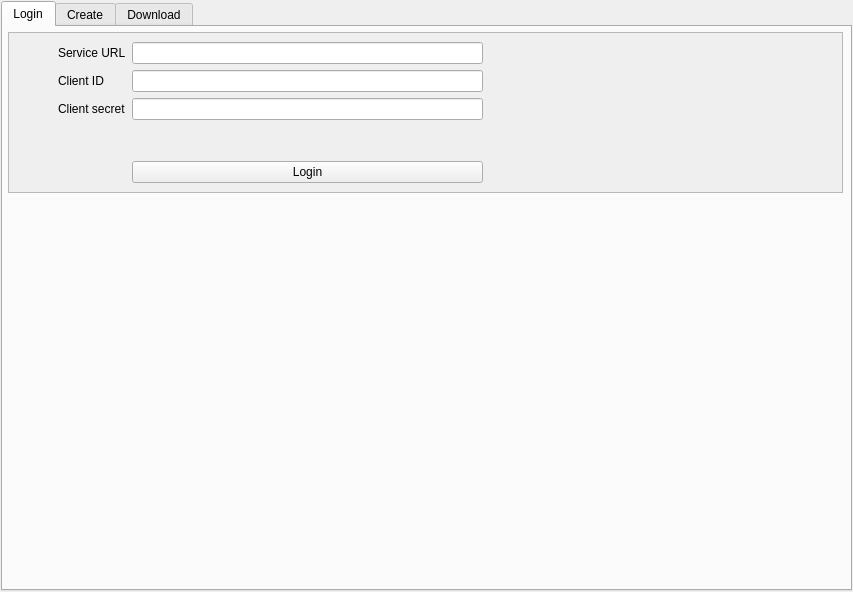
First picture: the form in SentinelHub/dockwidget.ui, repository sentinel-hub/sentinelhub-qgis-plugin, before the edit.
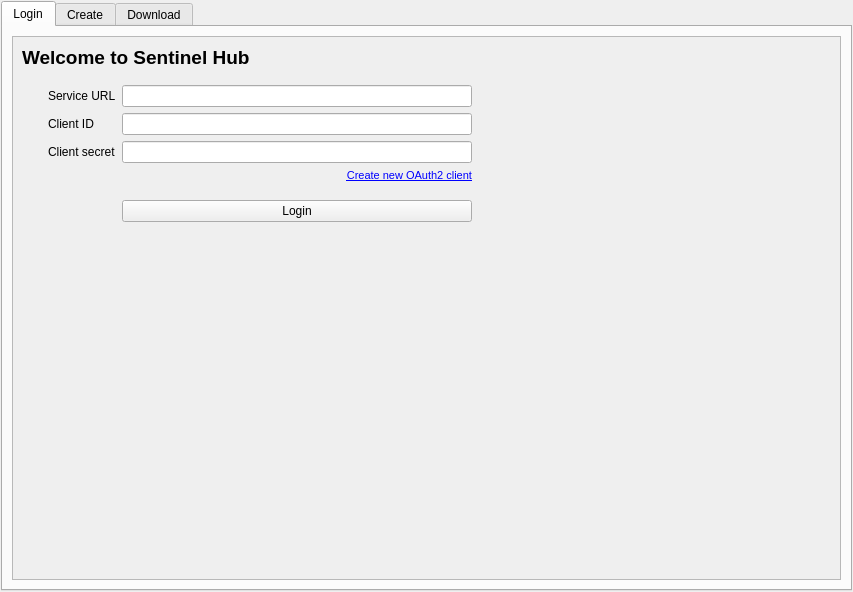
Second picture: the form after the edit.

Commit message: UI improvements and obtaining user info

What changed in the file:
```diff
--- a/SentinelHub/dockwidget.ui
+++ b/SentinelHub/dockwidget.ui
@@ -44,17 +44,11 @@
          <attribute name="title">
           <string>Login</string>
          </attribute>
-         <widget class="QScrollArea" name="scrollAreaRenderer_2">
-          <property name="geometry">
-           <rect>
-            <x>5</x>
-            <y>5</y>
-            <width>835</width>
-            <height>161</height>
-           </rect>
-          </property>
+         <layout class="QGridLayout" name="gridLayout_5">
+          <item row="0" column="0">
+           <widget class="QScrollArea" name="loginScrollArea">
           <property name="sizePolicy">
-           <sizepolicy hsizetype="Expanding" vsizetype="Expanding">
+             <sizepolicy hsizetype="Expanding" vsizetype="Preferred">
             <horstretch>0</horstretch>
             <verstretch>0</verstretch>
            </sizepolicy>
@@ -68,39 +62,25 @@
           <property name="widgetResizable">
            <bool>true</bool>
           </property>
-          <widget class="QWidget" name="scrollAreaWidgetContents_3">
+            <widget class="QWidget" name="loginGridWidget">
            <property name="geometry">
             <rect>
              <x>0</x>
              <y>0</y>
-             <width>833</width>
-             <height>159</height>
+               <width>825</width>
+               <height>518</height>
             </rect>
            </property>
            <layout class="QGridLayout" name="gridLayout_8">
-            <item row="1" column="3">
-             <widget class="QLineEdit" name="clientIdLineEdit">
-              <property name="clearButtonEnabled">
-               <bool>true</bool>
-              </property>
-             </widget>
-            </item>
-            <item row="1" column="2">
-             <widget class="QLabel" name="clientIdLabel">
-              <property name="text">
-               <string>Client ID</string>
-              </property>
-             </widget>
-            </item>
-            <item row="2" column="2">
+              <item row="5" column="2">
              <widget class="QLabel" name="clientIdSecret">
               <property name="text">
                <string>Client secret</string>
               </property>
              </widget>
             </item>
-            <item row="0" column="4">
-             <spacer name="horizontalSpacer_4">
+              <item row="3" column="4">
+               <spacer name="mainLoginHorizontalSpacer">
               <property name="orientation">
                <enum>Qt::Horizontal</enum>
               </property>
@@ -112,25 +92,20 @@
               </property>
              </spacer>
             </item>
-            <item row="0" column="2">
-             <widget class="QLabel" name="serviceUrlLabel">
-              <property name="text">
-               <string>Service URL</string>
-              </property>
-             </widget>
-            </item>
-            <item row="0" column="3">
-             <widget class="QLineEdit" name="serviceUrlLineEdit">
-              <property name="toolTip">
-               <string/>
-              </property>
-              <property name="clearButtonEnabled">
-               <bool>true</bool>
-              </property>
-             </widget>
-            </item>
-            <item row="2" column="3">
+              <item row="5" column="3">
              <widget class="QLineEdit" name="clientSecretLineEdit">
+                <property name="minimumSize">
+                 <size>
+                  <width>350</width>
+                  <height>0</height>
+                 </size>
+                </property>
+                <property name="maximumSize">
+                 <size>
+                  <width>350</width>
+                  <height>25</height>
+                 </size>
+                </property>
               <property name="echoMode">
                <enum>QLineEdit::Password</enum>
               </property>
@@ -139,37 +114,31 @@
               </property>
              </widget>
             </item>
-            <item row="0" column="1">
-             <spacer name="horizontalSpacer_6">
-              <property name="orientation">
-               <enum>Qt::Horizontal</enum>
-              </property>
-              <property name="sizeType">
-               <enum>QSizePolicy::Preferred</enum>
-              </property>
-              <property name="sizeHint" stdset="0">
+              <item row="4" column="3">
+               <widget class="QLineEdit" name="clientIdLineEdit">
+                <property name="minimumSize">
+                 <size>
+                  <width>350</width>
+                  <height>0</height>
+                 </size>
+                </property>
+                <property name="maximumSize">
                <size>
-                <width>40</width>
-                <height>20</height>
-               </size>
-              </property>
-             </spacer>
-            </item>
-            <item row="6" column="3">
-             <spacer name="verticalSpacer_3">
-              <property name="orientation">
-               <enum>Qt::Vertical</enum>
-              </property>
-              <property name="sizeType">
-               <enum>QSizePolicy::Expanding</enum>
-              </property>
-              <property name="sizeHint" stdset="0">
-               <size>
-                <width>20</width>
-                <height>40</height>
-               </size>
-              </property>
-             </spacer>
+                  <width>350</width>
+                  <height>25</height>
+                 </size>
+                </property>
+                <property name="clearButtonEnabled">
+                 <bool>true</bool>
+                </property>
+               </widget>
+              </item>
+              <item row="4" column="2">
+               <widget class="QLabel" name="clientIdLabel">
+                <property name="text">
+                 <string>Client ID</string>
+                </property>
+               </widget>
             </item>
             <item row="7" column="3">
              <widget class="QPushButton" name="loginPushButton">
@@ -178,9 +147,133 @@
               </property>
              </widget>
             </item>
+              <item row="10" column="3">
+               <spacer name="mainLoginVerticalSpacer">
+                <property name="orientation">
+                 <enum>Qt::Vertical</enum>
+                </property>
+                <property name="sizeType">
+                 <enum>QSizePolicy::Expanding</enum>
+                </property>
+                <property name="sizeHint" stdset="0">
+                 <size>
+                  <width>20</width>
+                  <height>40</height>
+                 </size>
+                </property>
+               </spacer>
+              </item>
+              <item row="3" column="3">
+               <widget class="QLineEdit" name="serviceUrlLineEdit">
+                <property name="minimumSize">
+                 <size>
+                  <width>350</width>
+                  <height>0</height>
+                 </size>
+                </property>
+                <property name="maximumSize">
+                 <size>
+                  <width>350</width>
+                  <height>25</height>
+                 </size>
+                </property>
+                <property name="toolTip">
+                 <string/>
+                </property>
+                <property name="clearButtonEnabled">
+                 <bool>true</bool>
+                </property>
+               </widget>
+              </item>
+              <item row="0" column="1" colspan="3">
+               <widget class="QLabel" name="welcomeLabel">
+                <property name="text">
+                 <string>&lt;html&gt;&lt;head/&gt;&lt;body&gt;&lt;p&gt;&lt;span style=&quot; font-size:14pt; font-weight:600;&quot;&gt;Welcome to Sentinel Hub&lt;/span&gt;&lt;/p&gt;&lt;/body&gt;&lt;/html&gt;</string>
+                </property>
+                <property name="wordWrap">
+                 <bool>false</bool>
+                </property>
+                <property name="textInteractionFlags">
+                 <set>Qt::NoTextInteraction</set>
+                </property>
+               </widget>
+              </item>
+              <item row="3" column="1">
+               <spacer name="indentLoginHorizontalSpacer">
+                <property name="orientation">
+                 <enum>Qt::Horizontal</enum>
+                </property>
+                <property name="sizeType">
+                 <enum>QSizePolicy::Preferred</enum>
+                </property>
+                <property name="sizeHint" stdset="0">
+                 <size>
+                  <width>20</width>
+                  <height>20</height>
+                 </size>
+                </property>
+               </spacer>
+              </item>
+              <item row="3" column="2">
+               <widget class="QLabel" name="serviceUrlLabel">
+                <property name="text">
+                 <string>Service URL</string>
+                </property>
+               </widget>
+              </item>
+              <item row="1" column="1">
+               <spacer name="titleLoginVerticalSpacer">
+                <property name="orientation">
+                 <enum>Qt::Vertical</enum>
+                </property>
+                <property name="sizeType">
+                 <enum>QSizePolicy::Preferred</enum>
+                </property>
+                <property name="sizeHint" stdset="0">
+                 <size>
+                  <width>20</width>
+                  <height>10</height>
+                 </size>
+                </property>
+               </spacer>
+              </item>
+              <item row="6" column="3">
+               <widget class="QLabel" name="oauthHelpLabel">
+                <property name="minimumSize">
+                 <size>
+                  <width>0</width>
+                  <height>25</height>
+                 </size>
+                </property>
+                <property name="maximumSize">
+                 <size>
+                  <width>16777215</width>
+                  <height>25</height>
+                 </size>
+                </property>
+                <property name="text">
+                 <string>&lt;html&gt;&lt;head/&gt;&lt;body&gt;&lt;p&gt;&lt;a href=&quot;https://docs.sentinel-hub.com/api/latest/api/overview/authentication/&quot;&gt;&lt;span style=&quot; font-size:8pt; text-decoration: underline; color:#0000ff;&quot;&gt;Create new OAuth2 client&lt;/span&gt;&lt;/a&gt;&lt;/p&gt;&lt;/body&gt;&lt;/html&gt;</string>
+                </property>
+                <property name="alignment">
+                 <set>Qt::AlignRight|Qt::AlignTop|Qt::AlignTrailing</set>
+                </property>
+                <property name="textInteractionFlags">
+                 <set>Qt::TextBrowserInteraction</set>
+                </property>
+               </widget>
+              </item>
+              <item row="8" column="3">
+               <widget class="QLabel" name="loginInfoLabel">
+                <property name="text">
+                 <string/>
+                </property>
+               </widget>
+              </item>
            </layout>
           </widget>
          </widget>
+          </item>
+         </layout>
         </widget>
         <widget class="QWidget" name="createTab">
          <attribute name="title">
```
Left out of the diff: 337 changed lines with no effect on the pictures. Lines whose indentation alone changed are shown as unchanged. The commit also changes 3 other files.
